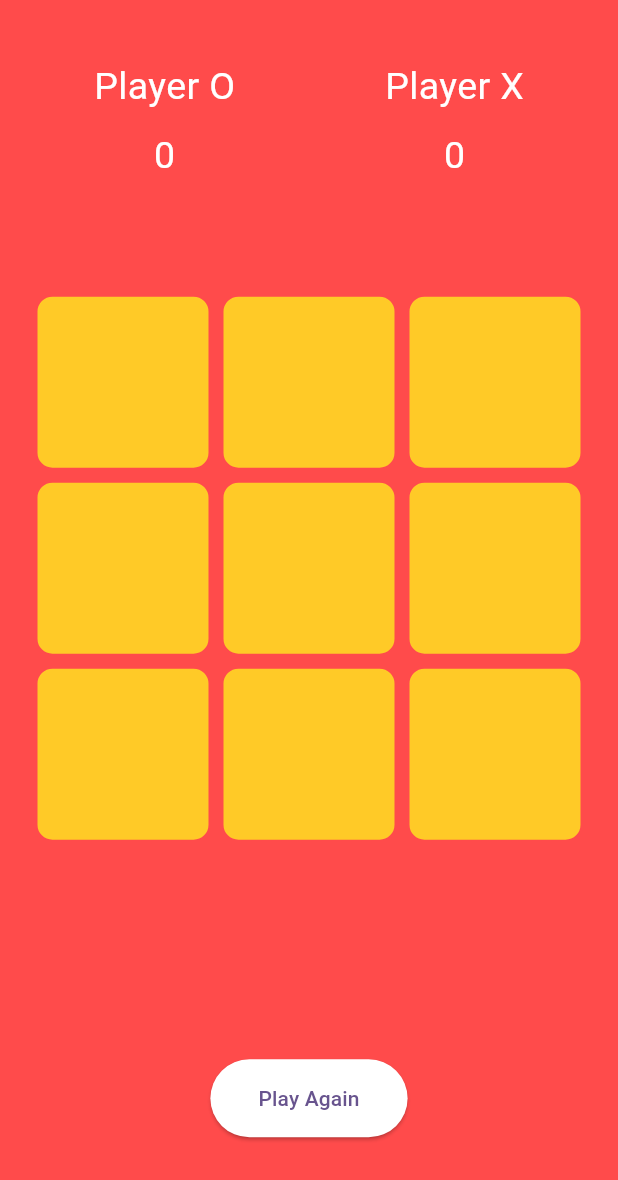
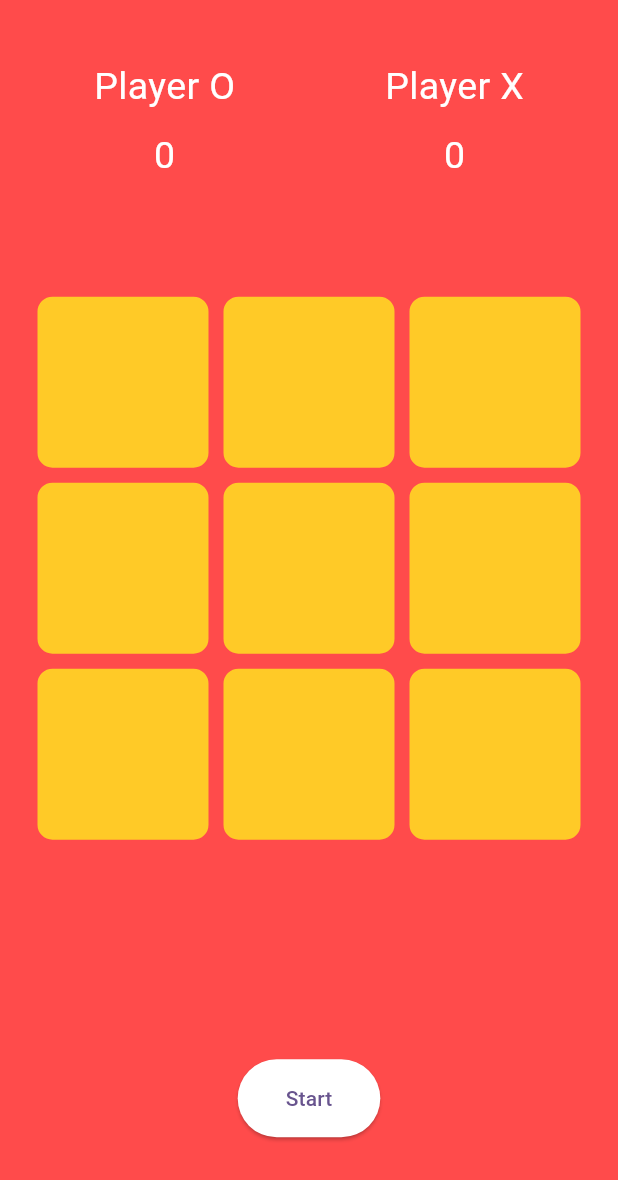
Before and after one commit to ShahidC0de/Tic-Tac-Toe-Game-In-Flutter, a Flutter app: the screen it shows after launch, on a phone screen of 412 x 824 dp. Shown: the top 1180 px of the screen. Run offline on Flutter 3.47's test engine with Material 3 defaults, Android fonts, the phone set to English and light mode, and no system bars; our stand-ins replace google_fonts; Roboto replaces fonts that are missing (Coiny).

```diff
--- a/lib/game_screen.dart
+++ b/lib/game_screen.dart
@@ -12,6 +12,7 @@ class GameScreen extends StatefulWidget {
 }
 
 class _GameScreenState extends State<GameScreen> {
+  int attempTs = 0;
   Timer? timer;
   static const maxSeconds = 30;
   int seconds = maxSeconds;
@@ -20,16 +21,20 @@ class _GameScreenState extends State<GameScreen> {
   int xScore = 0;
   int filledBoxes = 0;
   String resultDeclaration = '';
+  List<int> matchIndexes = [];
   bool oTurn = true;
   List<String> displayXO = ['', '', '', '', '', '', '', '', ''];
   void startTimer() {
-    timer = Timer.periodic(const Duration(seconds: 1), (_) {});
+    timer = Timer.periodic(const Duration(seconds: 1), (_) {
+      setState(() {
         if (seconds > 0) {
           seconds--;
         } else {
           resetTimer();
           sTopTimer();
         }
+      });
+    });
   }
 
   void sTopTimer() {
@@ -129,7 +134,9 @@ class _GameScreenState extends State<GameScreen> {
                               width: 5,
                               color: MainColors.primaryColor,
                             ),
-                            color: MainColors.secondaryColor,
+                            color: matchIndexes.contains(index)
+                                ? MainColors.accentColor
+                                : MainColors.secondaryColor,
                           ),
                           child: Center(
                               child: Text(displayXO[index],
@@ -157,16 +164,7 @@ class _GameScreenState extends State<GameScreen> {
                     const SizedBox(
                       height: 12,
                     ),
-                    ElevatedButton(
-                        style: ElevatedButton.styleFrom(
-                          backgroundColor: Colors.white,
-                          padding: const EdgeInsets.symmetric(
-                              horizontal: 32, vertical: 16),
-                        ),
-                        onPressed: () {
-                          _clearBoard();
-                        },
-                        child: const Text('Play Again'))
+                    _buildTimer(),
                   ],
                 )),
           ],
@@ -175,7 +173,53 @@ class _GameScreenState extends State<GameScreen> {
     );
   }
 
+  Widget _buildTimer() {
+    final isRunning = timer == null ? false : timer!.isActive;
+    return isRunning
+        ? SizedBox(
+            height: 80,
+            width: 80,
+            child: Stack(
+              fit: StackFit.expand,
+              children: [
+                CircularProgressIndicator(
+                  value: 1 - seconds / maxSeconds,
+                  valueColor: const AlwaysStoppedAnimation(Colors.white),
+                  strokeWidth: 8,
+                  backgroundColor: MainColors.accentColor,
+                ),
+                Center(
+                  child: Text(
+                    '$seconds',
+                    style: const TextStyle(
+                      color: Colors.white,
+                      fontWeight: FontWeight.bold,
+                      fontSize: 30,
+                    ),
+                  ),
+                )
+              ],
+            ),
+          )
+        : ElevatedButton(
+            style: ElevatedButton.styleFrom(
+              backgroundColor: Colors.white,
+              padding: const EdgeInsets.symmetric(horizontal: 32, vertical: 16),
+            ),
+            onPressed: () {
+              startTimer();
+              _clearBoard();
+              matchIndexes.clear();
+              attempTs++;
+            },
+            child: Text(attempTs == 0 ? 'Start' : 'Play Again'),
+          );
+  }
+
   void _ontapped(int index) {
+    final isRunning = timer == null ? false : timer!.isActive;
+
+    if (isRunning) {
       setState(() {
         if (oTurn && displayXO[index] == '') {
           displayXO[index] = 'O';
@@ -187,6 +231,7 @@ class _GameScreenState extends State<GameScreen> {
         oTurn = !oTurn;
         _checkWinner();
       });
+    }
   }
 
   void _clearBoard() {
@@ -215,6 +260,8 @@ class _GameScreenState extends State<GameScreen> {
         displayXO[0] == displayXO[2]) {
       setState(() {
         resultDeclaration = 'Player ${displayXO[0]} wins!';
+        matchIndexes.addAll([0, 1, 2]);
+        sTopTimer();
         checkScore(displayXO[0]);
       });
     } else if
@@ -224,6 +271,8 @@ class _GameScreenState extends State<GameScreen> {
             displayXO[3] == displayXO[5]) {
       setState(() {
         resultDeclaration = 'Player ${displayXO[3]} wins!';
+        matchIndexes.addAll([3, 4, 5]);
+        sTopTimer();
         checkScore(displayXO[3]);
       });
     } else if
@@ -233,6 +282,8 @@ class _GameScreenState extends State<GameScreen> {
             displayXO[6] == displayXO[8]) {
       setState(() {
         resultDeclaration = 'Player ${displayXO[6]} wins!';
+        matchIndexes.addAll([6, 7, 8]);
+        sTopTimer();
         checkScore(displayXO[6]);
       });
     } else if
@@ -242,6 +293,8 @@ class _GameScreenState extends State<GameScreen> {
             displayXO[0] == displayXO[6]) {
       setState(() {
         resultDeclaration = 'Player ${displayXO[0]} wins!';
+        matchIndexes.addAll([0, 3, 6]);
+        sTopTimer();
         checkScore(displayXO[0]);
       });
     } else if
@@ -252,6 +305,8 @@ class _GameScreenState extends State<GameScreen> {
             displayXO[1] == displayXO[7]) {
       setState(() {
         resultDeclaration = 'Player ${displayXO[1]} wins!';
+        matchIndexes.addAll([1, 4, 7]);
+        sTopTimer();
         checkScore(displayXO[1]);
       });
     } else if
@@ -261,6 +316,8 @@ class _GameScreenState extends State<GameScreen> {
             displayXO[2] == displayXO[8]) {
       setState(() {
         resultDeclaration = 'Player ${displayXO[2]} wins!';
+        matchIndexes.addAll([2, 5, 8]);
+        sTopTimer();
         checkScore(displayXO[2]);
       });
     } else if
@@ -270,6 +327,8 @@ class _GameScreenState extends State<GameScreen> {
             displayXO[0] == displayXO[8]) {
       setState(() {
         resultDeclaration = 'Player ${displayXO[0]} wins!';
+        matchIndexes.addAll([0, 4, 8]);
+        sTopTimer();
         checkScore(displayXO[0]);
       });
     } else if
@@ -279,11 +338,14 @@ class _GameScreenState extends State<GameScreen> {
             displayXO[2] == displayXO[6]) {
       setState(() {
         resultDeclaration = 'Player ${displayXO[2]} wins!';
+        matchIndexes.addAll([2, 4, 6]);
+        sTopTimer();
         checkScore(displayXO[2]);
       });
     } else if (!winnerFound && filledBoxes == 9) {
       setState(() {
         resultDeclaration = 'Nobody won!';
+        sTopTimer();
       });
     }
   }
```
Lines whose indentation alone changed are shown as unchanged.
